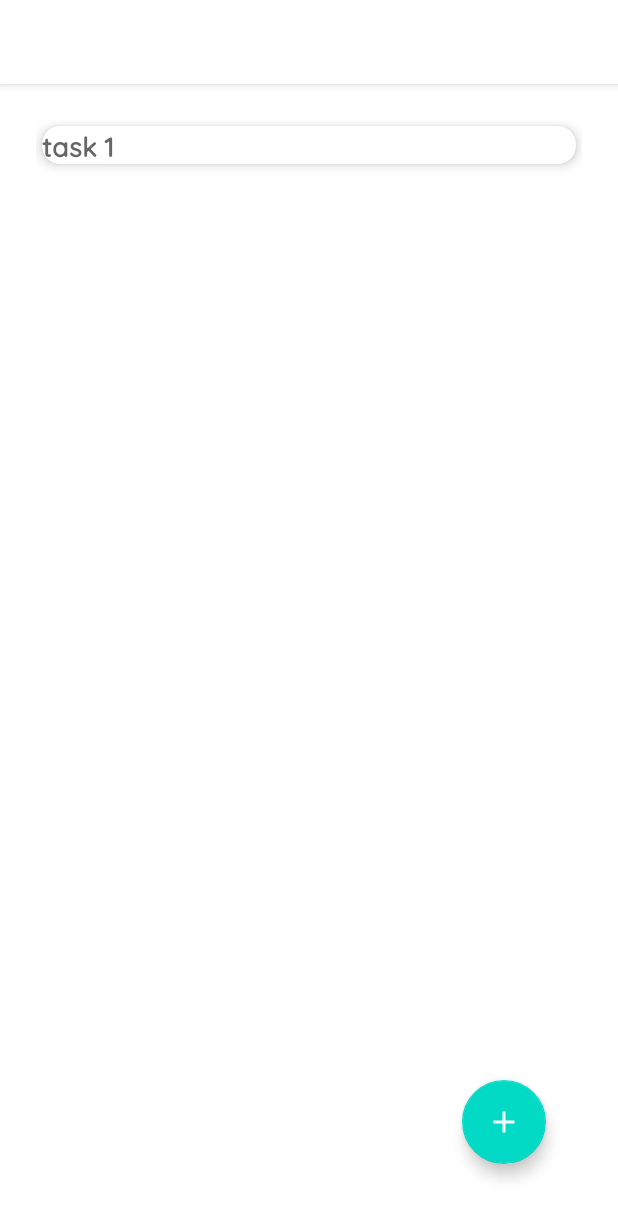
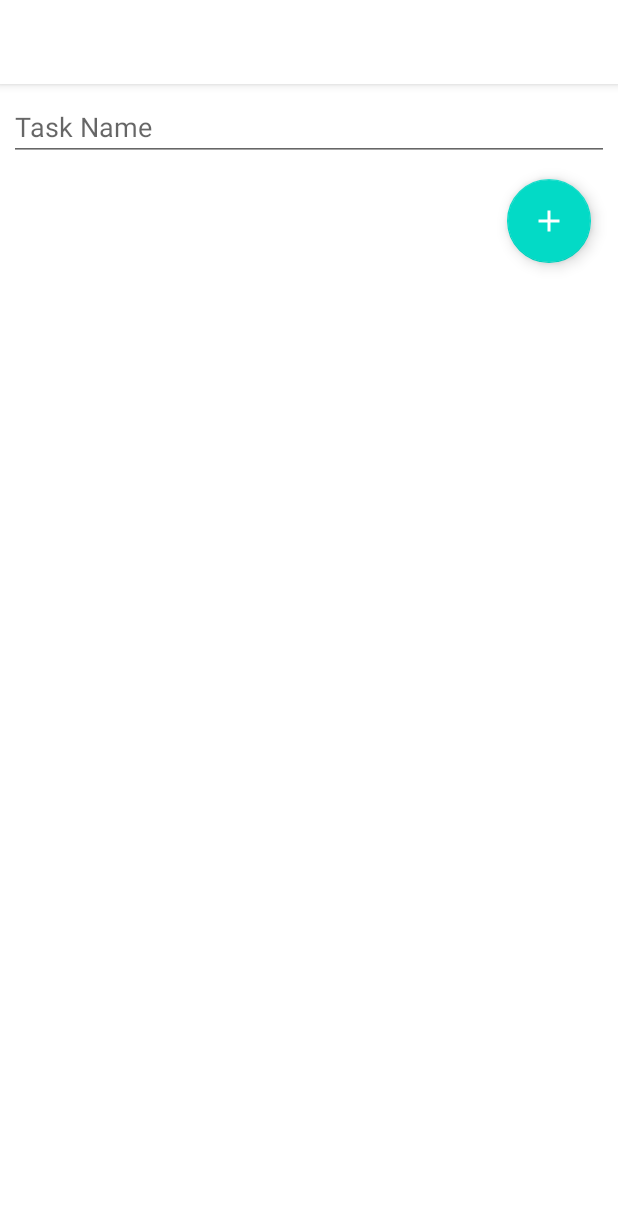
Before and after one commit to stelii/To-Do-List, an Android app: the screen it shows after launch (MainActivity), after a tap on an icon or button, on a phone screen of 412 x 824 dp. Shown: the top 1219 px of the screen. Run offline under Robolectric (Android 15) with nearby library versions, the phone set to English and light mode, and no system bars; our stand-ins replace Room's generated code; Roboto replaces fonts that are not available here.

Commit message:
I added functionality for adding a new task and getting back to home fragment

```diff
--- /dev/null
+++ b/app/src/main/java/my/projects/todolist/fragments/AddEditFragment.java
@@ -0,0 +1,77 @@
+package my.projects.todolist.fragments;
+
+import android.os.Bundle;
+
+import androidx.annotation.NonNull;
+import androidx.annotation.Nullable;
+import androidx.fragment.app.Fragment;
+import androidx.fragment.app.FragmentManager;
+import androidx.lifecycle.ViewModelProvider;
+import androidx.navigation.NavController;
+import androidx.navigation.Navigation;
+
+import android.view.LayoutInflater;
+import android.view.View;
+import android.view.ViewGroup;
+import android.widget.EditText;
+
+import com.google.android.material.floatingactionbutton.FloatingActionButton;
+
+import my.projects.todolist.R;
+import my.projects.todolist.database.Task;
+import my.projects.todolist.database.TaskViewModel;
+
+public class AddEditFragment extends Fragment {
+    private EditText taskNameInput ;
+    private FloatingActionButton addTaskFabButton ;
+    private TaskViewModel mTaskViewModel ;
+
+    public AddEditFragment() {
+        // Required empty public constructor
+    }
+
+    public static AddEditFragment newInstance() {
+        AddEditFragment fragment = new AddEditFragment();
+        Bundle args = new Bundle();
+        fragment.setArguments(args);
+        return fragment;
+    }
+
+    @Override
+    public void onCreate(Bundle savedInstanceState) {
+        super.onCreate(savedInstanceState);
+    }
+
+    @Override
+    public View onCreateView(LayoutInflater inflater, ViewGroup container,
+                             Bundle savedInstanceState) {
+        // Inflate the layout for this fragment
+        return inflater.inflate(R.layout.fragment_add_edit, container, false);
+    }
+
+    @Override
+    public void onViewCreated(@NonNull View view, @Nullable Bundle savedInstanceState) {
+        super.onViewCreated(view, savedInstanceState);
+
+        mTaskViewModel = new ViewModelProvider(this,
+                ViewModelProvider.AndroidViewModelFactory.getInstance(getActivity().getApplication())).get(TaskViewModel.class);
+
+        taskNameInput = view.findViewById(R.id.add_edit_fragment_task_name_input);
+        addTaskFabButton = view.findViewById(R.id.add_edit_fragment_fab_button_add_task);
+
+        addTaskFabButton.setOnClickListener(new View.OnClickListener() {
+            @Override
+            public void onClick(View v) {
+                String taskName = taskNameInput.getText().toString();
+                Task task = new Task(taskName);
+                mTaskViewModel.insert(task);
+
+                NavController navController = Navigation.findNavController(requireActivity(),R.id.nav_host_fragment);
+                navController.navigateUp();
+            }
+        });
+
+    }
+
+
+}
--- a/app/src/main/java/my/projects/todolist/fragments/HomeFragment.java
+++ b/app/src/main/java/my/projects/todolist/fragments/HomeFragment.java
@@ -8,6 +8,8 @@ import androidx.fragment.app.Fragment;
 import androidx.lifecycle.Observer;
 import androidx.lifecycle.ViewModel;
 import androidx.lifecycle.ViewModelProvider;
+import androidx.navigation.NavController;
+import androidx.navigation.Navigation;
 import androidx.recyclerview.widget.LinearLayoutManager;
 import androidx.recyclerview.widget.RecyclerView;
 
@@ -33,7 +35,7 @@ public class HomeFragment extends Fragment {
         // Required empty public constructor
     }
 
-    public static HomeFragment newInstance(String param1, String param2) {
+    public static HomeFragment newInstance() {
         HomeFragment fragment = new HomeFragment();
         Bundle args = new Bundle();
         fragment.setArguments(args);
@@ -76,11 +78,11 @@ public class HomeFragment extends Fragment {
         view.findViewById(R.id.home_fragment_fab_button_add).setOnClickListener(new View.OnClickListener() {
             @Override
             public void onClick(View v) {
-                Task task = new Task("task " + count++);
-                mTaskViewModel.insert(task);
+                NavController navController = Navigation.findNavController(requireActivity(),R.id.nav_host_fragment);
+                navController.navigate(R.id.action_homeFragment_to_addEditFragment);
             }
         });
+    }
 
 
-    }
 }
--- a/app/src/main/java/my/projects/todolist/fragments/NoListsFragment.java
+++ b/app/src/main/java/my/projects/todolist/fragments/NoListsFragment.java
@@ -18,7 +18,7 @@ public class NoListsFragment extends Fragment {
     }
 
 
-    public static NoListsFragment newInstance(String param1, String param2) {
+    public static NoListsFragment newInstance() {
         NoListsFragment fragment = new NoListsFragment();
         Bundle args = new Bundle();
         fragment.setArguments(args);
--- /dev/null
+++ b/app/src/main/res/layout/fragment_add_edit.xml
@@ -0,0 +1,35 @@
+<?xml version="1.0" encoding="utf-8"?>
+<androidx.constraintlayout.widget.ConstraintLayout xmlns:android="http://schemas.android.com/apk/res/android"
+    xmlns:tools="http://schemas.android.com/tools"
+    android:layout_width="match_parent"
+    android:layout_height="match_parent"
+    xmlns:app="http://schemas.android.com/apk/res-auto"
+    tools:context=".fragments.AddEditFragment"
+    android:padding="6dp">
+
+    <EditText
+        android:id="@+id/add_edit_fragment_task_name_input"
+        android:layout_width="match_parent"
+        android:layout_height="wrap_content"
+
+        android:hint="Task Name"
+        app:layout_constraintTop_toTopOf="parent"
+        app:layout_constraintStart_toStartOf="parent"
+        app:layout_constraintEnd_toEndOf="parent"
+        />
+
+    <com.google.android.material.floatingactionbutton.FloatingActionButton
+        android:id="@+id/add_edit_fragment_fab_button_add_task"
+        android:layout_width="wrap_content"
+        android:layout_height="wrap_content"
+        android:src="@drawable/ic_baseline_add_24"
+        app:tint="@android:color/white"
+
+        app:layout_constraintTop_toBottomOf="@id/add_edit_fragment_task_name_input"
+        app:layout_constraintEnd_toEndOf="parent"
+        android:layout_margin="12dp"
+        />
+
+
+    <!-- TODO: Make parent layout be CoordinatorLayout and add features from it -->
+</androidx.constraintlayout.widget.ConstraintLayout>
--- a/app/src/main/res/layout/fragment_home.xml
+++ b/app/src/main/res/layout/fragment_home.xml
@@ -4,7 +4,7 @@
     xmlns:tools="http://schemas.android.com/tools"
     android:layout_width="match_parent"
     android:layout_height="match_parent"
-    android:padding="24dp"
+    android:padding="12dp"
     tools:context=".fragments.HomeFragment">
 
     <androidx.recyclerview.widget.RecyclerView
--- a/app/src/main/res/layout/task_item.xml
+++ b/app/src/main/res/layout/task_item.xml
@@ -5,7 +5,7 @@
     xmlns:app="http://schemas.android.com/apk/res-auto"
     android:layout_margin="4dp"
     app:cardElevation="5dp"
-    app:cardCornerRadius="12dp">
+    app:cardCornerRadius="8dp">
 
     <RelativeLayout
         android:layout_width="match_parent"
@@ -15,10 +15,11 @@
             android:id="@+id/task_from_list_name"
             style="@style/TextAppearance.AppCompat.Medium"
             android:layout_width="match_parent"
-            android:layout_height="wrap_content"
+            android:layout_height="match_parent"
             android:fontFamily="@font/quicksand_medium"
             android:textStyle="bold"
-            android:text="to-do 1" />
+            android:text="to-do 1"
+            android:padding="16dp"/>
 
     </RelativeLayout>
 
--- a/app/src/main/res/navigation/nav_graph.xml
+++ b/app/src/main/res/navigation/nav_graph.xml
@@ -9,6 +9,20 @@
         android:id="@+id/homeFragment"
         android:name="my.projects.todolist.fragments.HomeFragment"
         android:label="fragment_home"
-        tools:layout="@layout/fragment_home" />
+        tools:layout="@layout/fragment_home" >
+        <action
+            android:id="@+id/action_homeFragment_to_addEditFragment"
+            app:destination="@id/addEditFragment" />
+    </fragment>
+
+    <fragment
+        android:id="@+id/addEditFragment"
+        android:name="my.projects.todolist.fragments.AddEditFragment"
+        android:label="fragment_add_edit"
+        tools:layout="@layout/fragment_add_edit" >
+        <action
+            android:id="@+id/action_addEditFragment_to_homeFragment"
+            app:destination="@id/homeFragment" />
+    </fragment>
 
 </navigation>
```
